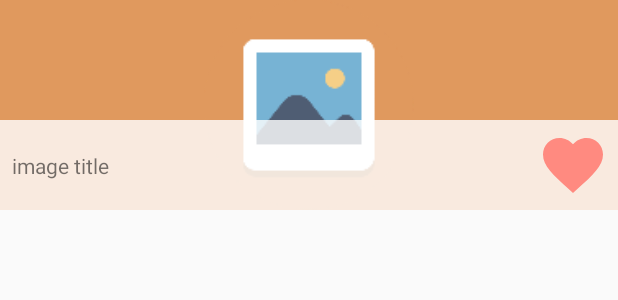
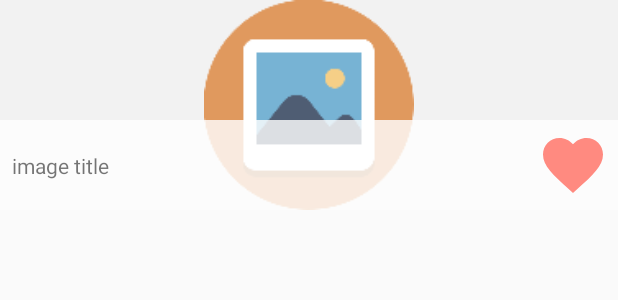
Before and after one commit to Young-Gon/GIPHY_Favorites, an Android app: the layout item_gif.xml on its own in the app's theme, with its tools: preview values and no code run, on a phone screen of 412 x 824 dp. Shown: the top 300 px of the screen. Run offline under Robolectric (Android 15) with nearby library versions, the light colour scheme and no system bars.

```diff
--- a/app/src/main/java/com/gondev/giphyfavorites/model/database/dao/GifDataDao.kt
+++ b/app/src/main/java/com/gondev/giphyfavorites/model/database/dao/GifDataDao.kt
@@ -6,10 +6,10 @@
 
 @Dao
 interface GifDataDao {
-    @Query("SELECT * FROM gif_data ORDER BY trending_datetime DESC LIMIT :pageSize OFFSET :pageIndex")
+    @Query("SELECT * FROM gif_data ORDER BY trendingDatetime DESC LIMIT :pageSize OFFSET :pageIndex")
     fun findGifOrderByTrendingDatetimeDESC(pageSize: Int=20, pageIndex: Int=0): LiveData<List<GifDataEntity>>
 
-    @Query("SELECT * FROM gif_data WHERE favorite=1 ORDER BY trending_datetime DESC LIMIT :pageSize OFFSET :pageIndex")
+    @Query("SELECT * FROM gif_data WHERE favorite=1 ORDER BY trendingDatetime DESC LIMIT :pageSize OFFSET :pageIndex")
     fun findFavoriteGifOrderByTrendingDatetimeDESC(pageSize: Int=20, pageIndex: Int=0): LiveData<List<GifDataEntity>>
 
     @Transaction
--- a/app/src/main/res/layout/item_gif.xml
+++ b/app/src/main/res/layout/item_gif.xml
@@ -20,12 +20,16 @@
             android:id="@+id/imageView"
             android:layout_width="0dp"
             android:layout_height="wrap_content"
-            android:background="#e0995e"
+            android:background="#F2F2F2"
             android:minHeight="140dp"
             app:layout_constraintEnd_toEndOf="parent"
             app:layout_constraintStart_toStartOf="parent"
             app:layout_constraintTop_toTopOf="parent"
-            app:srcCompat="@drawable/empty_image" />
+            app:srcCompat="@drawable/empty_image"
+            app:src="@{gifData.fixedWidthDownsampled}"
+            app:src_size="@{gifData.fixedWidthDownsampledSize}"
+            app:thumbnail="@{gifData.thumbnail}"
+            app:thumbnail_size="@{gifData.thumbnailSize}"/>
 
         <FrameLayout
             android:id="@+id/frameLayout"
```
Also changed, not shown: app/build.gradle (+14 -0 lines), app/src/main/java/com/gondev/giphyfavorites/model/database/entity/GifDataEntity.kt (+5 -2 lines), app/src/main/java/com/gondev/giphyfavorites/model/network/response/GifData.kt (+12 -8 lines), app/src/main/java/com/gondev/giphyfavorites/ui/BindingAdapterExtension.kt (+34 -0 lines), 1 other file.
